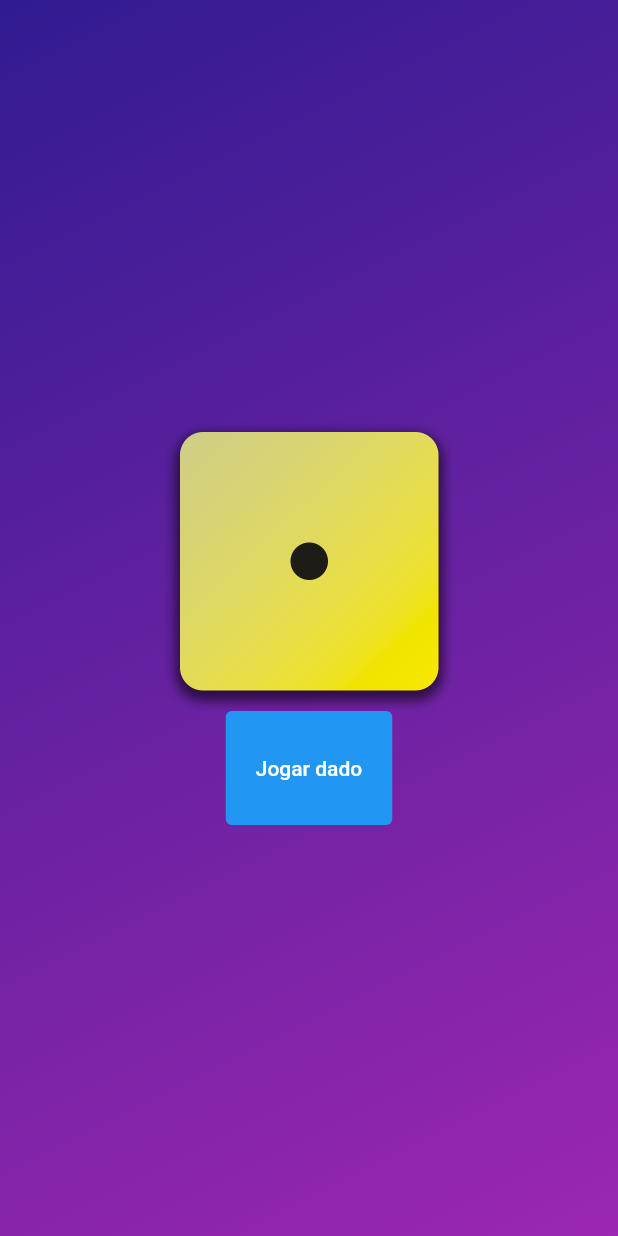
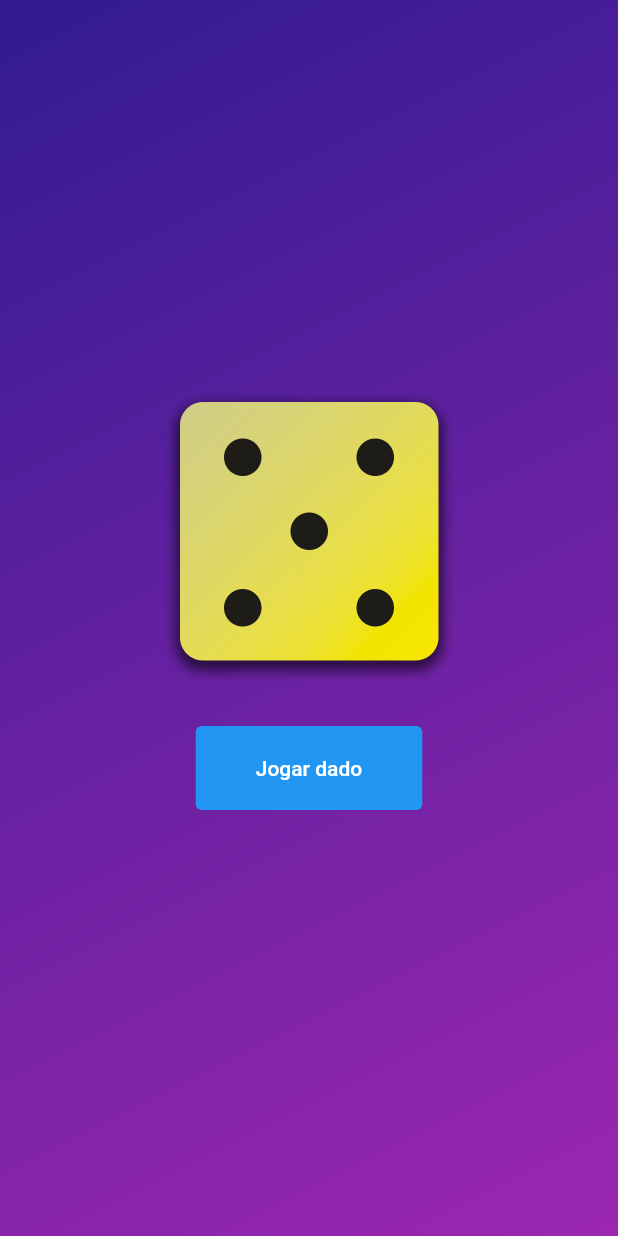
Before and after one commit to Gustaviusss/dice-roller, a Flutter app: the screen it shows after launch, after a tap on "Jogar dado", on a phone screen of 412 x 824 dp. Run offline on Flutter 3.47's test engine with Material 2 defaults, Android fonts, the phone set to English and light mode, and no system bars.

Commit message:
update roller sistem

```diff
--- a/lib/dice_roller.dart
+++ b/lib/dice_roller.dart
@@ -1,5 +1,7 @@
 import 'package:flutter/material.dart';
 import 'dart:math';
+
+final randomizer = Random();
 
 class DiceRoller extends StatefulWidget {
   const DiceRoller({super.key});
@@ -9,19 +11,10 @@ class DiceRoller extends StatefulWidget {
 }
 
 class _DiceRollerState extends State<DiceRoller> {
-  List<String> dices = [
-    'assets/images/dice-1.png',
-    'assets/images/dice-2.png',
-    'assets/images/dice-3.png',
-    'assets/images/dice-4.png',
-    'assets/images/dice-5.png',
-    'assets/images/dice-6.png'
-  ];
-
-  int activeNumber = 0;
+  var activeDiceRoll = 2;
   void rollDice() {
     setState(() {
-      activeNumber = Random().nextInt(5);
+      activeDiceRoll = randomizer.nextInt(6) + 1;
     });
   }
 
@@ -29,16 +22,20 @@ class _DiceRollerState extends State<DiceRoller> {
   Widget build(BuildContext context) {
     return Column(mainAxisAlignment: MainAxisAlignment.center, children: [
       Image.asset(
-        dices[activeNumber],
+        'assets/images/dice-$activeDiceRoll.png',
         width: 200,
       ),
-      TextButton(
-          onPressed: rollDice,
-          style: TextButton.styleFrom(
-              foregroundColor: Colors.white,
-              padding: const EdgeInsets.symmetric(vertical: 30, horizontal: 20),
-              backgroundColor: Colors.blue),
-          child: const Text("Jogar dado"))
+      Padding(
+        padding: const EdgeInsets.symmetric(vertical: 30),
+        child: TextButton(
+            onPressed: rollDice,
+            style: TextButton.styleFrom(
+                foregroundColor: Colors.white,
+                padding:
+                    const EdgeInsets.symmetric(vertical: 20, horizontal: 40),
+                backgroundColor: Colors.blue),
+            child: const Text("Jogar dado")),
+      )
     ]);
   }
 }
```
